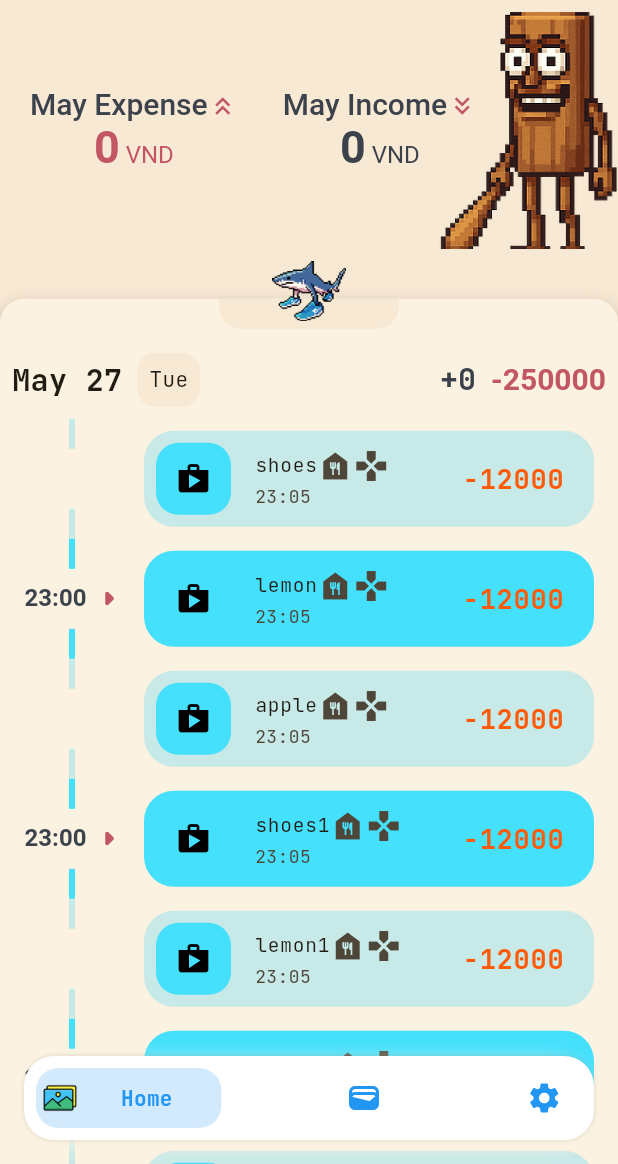
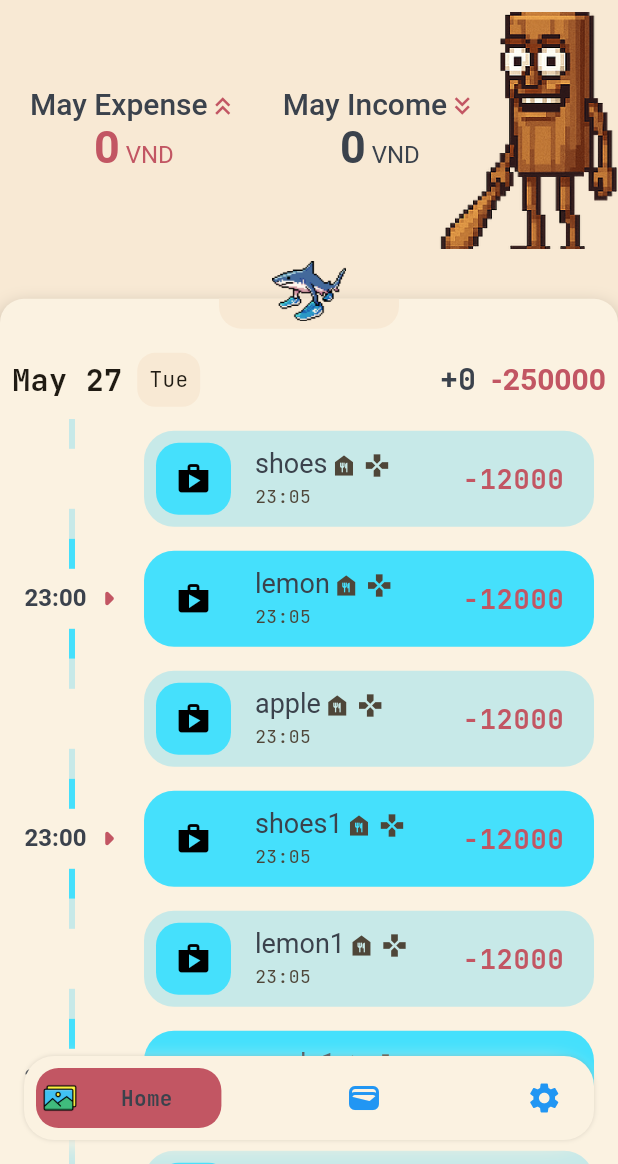
Before and after one commit to toanlemanh/expense_tracker, a Flutter app: the screen it shows after launch, on a phone screen of 412 x 824 dp, the part 72-1236 px from its top. Run offline on Flutter 3.47's test engine with Material 3 defaults, Android fonts, the phone set to English and light mode, and no system bars; drawn by our look-alikes of timeline_tile; our stand-ins replace dio, go_router, mobx, sqflite; accounts and stored records are empty; generated files the repository leaves out were written again.

Commit message:
update: transaction title and icon

```diff
--- a/lib/core/widgets/transaction_record.dart
+++ b/lib/core/widgets/transaction_record.dart
@@ -1,3 +1,4 @@
+import 'package:expense_tracker/core/colors/app_colors.dart';
 import 'package:expense_tracker/core/widgets/transaction_indicator.dart';
 import 'package:flutter/material.dart';
 import 'package:timeline_tile/timeline_tile.dart';
@@ -28,12 +29,9 @@ class TransactionRecord extends StatelessWidget {
         padding: const EdgeInsets.symmetric(horizontal: 8),
         drawGap: indicatorId % 2 == 0,
         indicator:
-           indicatorId % 2 == 0
+            indicatorId % 2 == 0
                 ? TransactionIndicator(itemColor: itemColor, itemTitle: title)
-                : const SizedBox(
-                  width: 60,
-                  height: 30,
-                ), // 👈 Placeholder to keep layout
+                : const SizedBox(), //keep layout
       ),
       beforeLineStyle: LineStyle(color: Color(itemColor)),
       endChild: buildTransactionTile(context),
@@ -52,21 +50,35 @@ class TransactionRecord extends StatelessWidget {
           // tileColor: Color(0xFFC7E9E8),
           contentPadding: EdgeInsets.only(left: 8, right: 20),
           dense: true, // giảm khoảng cách giữa các dòng
-          title: Row(
-            children: [
-              Text(title),
-              const Icon(Icons.food_bank),
-              const Icon(Icons.gamepad),
-            ],
-          ),
+            title: RichText(
+            text: TextSpan(
+              style: TextStyle(
+                color: appColors['astrograniteDebris'],
+                fontSize: 18,
+              ),
+              children: [
+              TextSpan(text: title),
+              WidgetSpan(
+                child: Padding(
+                padding: const EdgeInsets.symmetric(horizontal: 2.0),
+                child: Icon(Icons.food_bank, size: 18),
+                ),
+              ),
+              WidgetSpan(
+                child: Padding(
+                padding: const EdgeInsets.symmetric(horizontal: 2.0),
+                child: Icon(Icons.gamepad, size: 18),
+                ),
+              ),
+              ],
+            ),
+            ),
           subtitle: const Text('23:05'),
           leading: SizedBox(
             width: 50,
             height: 50,
 
             child: Container(
-              // padding: EdgeInsets.all(2.0),
-              // color: Colors.black.withOpacity(0.5),
               decoration:
               // foregroundDecoration:
               BoxDecoration(
@@ -79,7 +91,7 @@ class TransactionRecord extends StatelessWidget {
           trailing: Text(
             '-12000',
             style: TextStyle(
-              color: Color.fromARGB(255, 255, 90, 7),
+              color: appColors['fuzzyWuzzyBrown'],
               fontSize: 18,
               fontWeight: FontWeight.bold,
             ),
--- a/lib/main.dart
+++ b/lib/main.dart
@@ -1,4 +1,3 @@
-
 import 'package:expense_tracker/core/colors/app_colors.dart';
 import 'package:expense_tracker/core/data/local/sqflite/sqflite_client.dart';
 import 'package:expense_tracker/core/data/network/dio_client.dart';
@@ -159,8 +158,7 @@ class _MainScaffoldState extends State<MainScaffold>
               ),
               child: BottomNavyBar(
                 borderRadius: BorderRadius.all(Radius.circular(20)),
-
-                // itemPadding: EdgeInsets.zero,
+                backgroundColor: appColors['pannel'],
                 selectedIndex: _currentIndex,
                 onItemSelected: (index) {
                   setState(() {
@@ -176,6 +174,11 @@ class _MainScaffoldState extends State<MainScaffold>
                 // containerHeight: 20,
                 items: <BottomNavyBarItem>[
                   BottomNavyBarItem(
+                    activeColor: appColors['astrograniteDebris']!,
+                    inactiveColor: appColors['background'],
+                    activeTextColor: appColors['astrograniteDebris'], //fallback color
+                    //laays mau trung tinh
+                    activeBackgroundColor: appColors['fuzzyWuzzyBrown']!,
                     icon: Image.asset(
                       'assets/icons/image.png',
                       width: 24,
```
